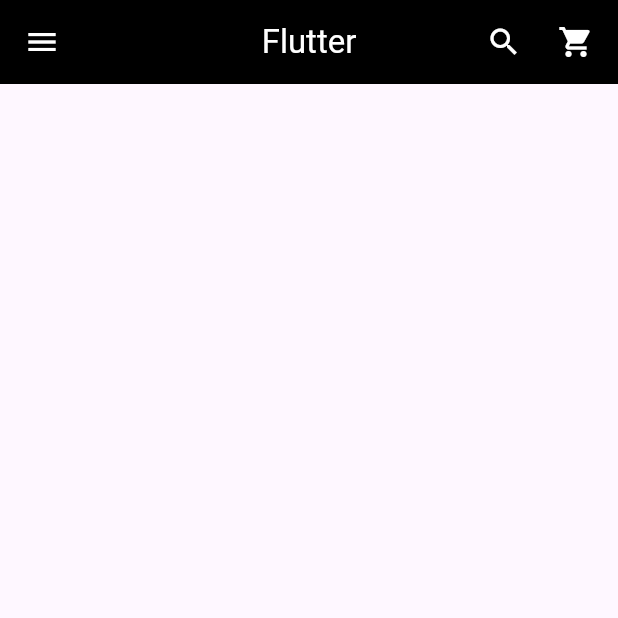
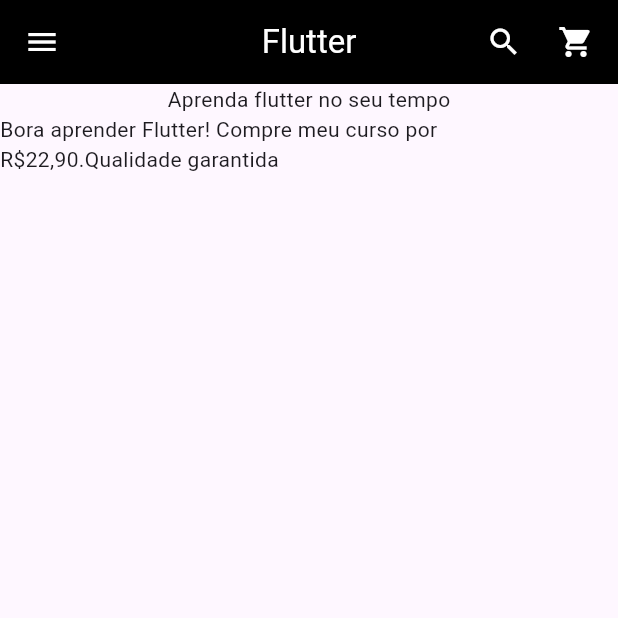
Before and after one commit to Dragonrhs/Flutter_Pae, a Flutter app: the screen it shows after launch, on a phone screen of 412 x 824 dp, the top half of it. Run offline on Flutter 3.47's test engine with Material 3 defaults, Android fonts, the phone set to English and light mode, and no system bars.

Commit message:
<feat>[]: body incial

```diff
--- a/Aula3/lib/main.dart
+++ b/Aula3/lib/main.dart
@@ -37,6 +37,12 @@
           SizedBox(width: 16,),
         ],
       ),
+      body: const Column(
+        children: [
+          Text("Aprenda flutter no seu tempo"),
+          Text("Bora aprender Flutter! Compre meu curso por R\$22,90.Qualidade garantida"),
+        ],
+        ),
 
     );
 
```
